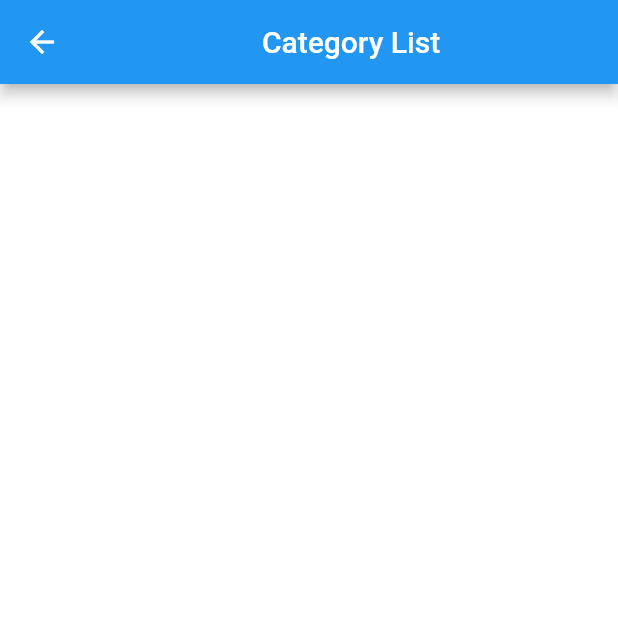
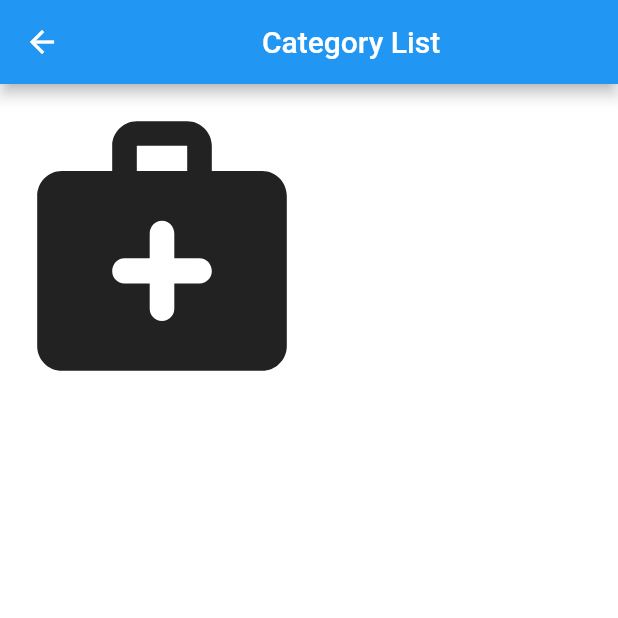
Before and after one commit to SibaGxolo/clinic_management_prototype, a Flutter app: the Landing screen opened directly, on a phone screen of 412 x 824 dp, the top half of it. Run offline on Flutter 3.47's test engine with Material 2 defaults, Android fonts, the phone set to English and light mode, and no system bars; our stand-ins replace google_fonts.

Commit message:
Asive's commit

```diff
--- a/lib/pages/landing_page.dart
+++ b/lib/pages/landing_page.dart
@@ -12,9 +12,20 @@ class Landing extends StatelessWidget {
       appBar: AppBar(
         title: const Center(
           child: Text('Category List'),
+
         ),
 
       ),
+       body: SafeArea(
+        child: IconButton(
+          onPressed: (){},
+          icon: const Icon(Icons.medical_services_rounded
+
+        ),
+        iconSize: 200.0,
+        tooltip: "Medical Assistance",//when you press and hold the icon, it displays text
+       ),
+       ),
 
     );
   }
--- a/pubspec.yaml
+++ b/pubspec.yaml
@@ -59,9 +59,7 @@ flutter:
   uses-material-design: true
 
   # To add assets to your application, add an assets section, like this:
-  # assets:
-  #   - images/a_dot_burr.jpeg
-  #   - images/a_dot_ham.jpeg
+  #assets:
 
   # An image asset can refer to one or more resolution-specific "variants", see
   # https://flutter.dev/assets-and-images/#resolution-aware.
```
